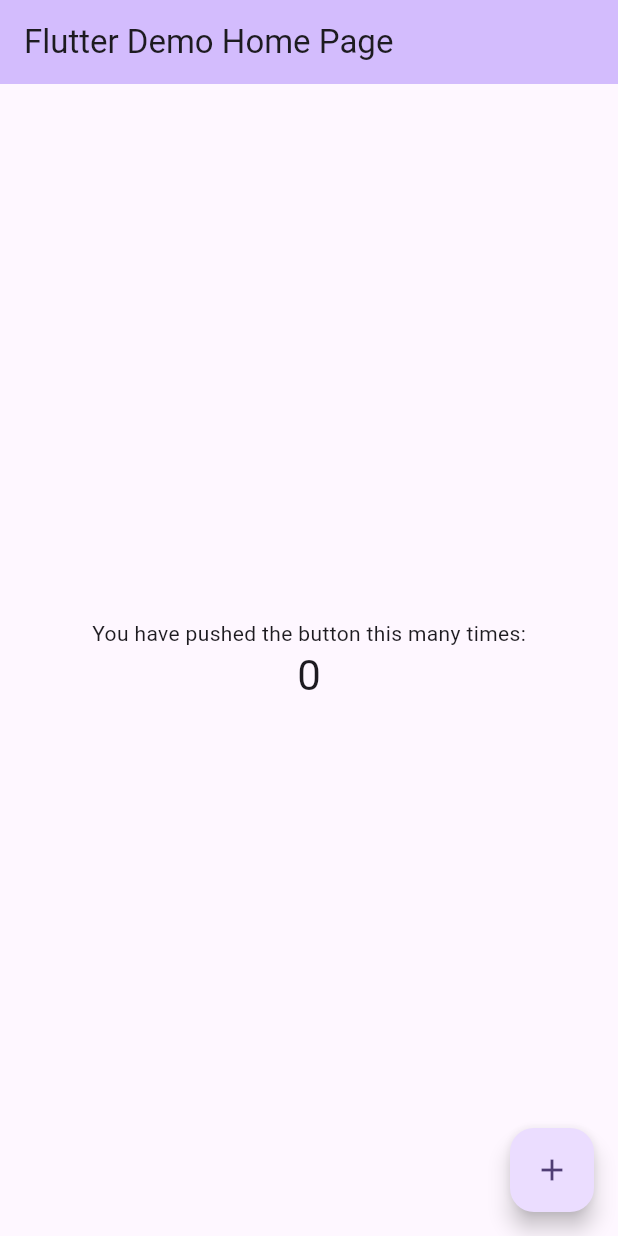
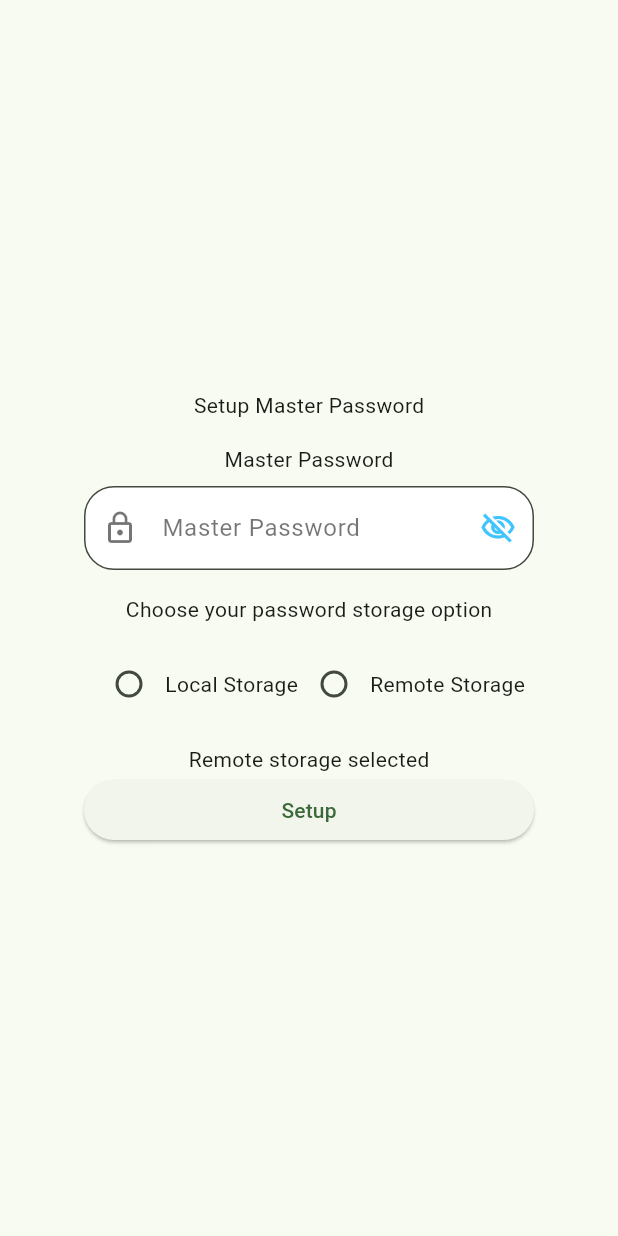
Before and after one commit to AGBellerive/PasswordManager, a Flutter app: the screen it shows after launch, on a phone screen of 412 x 824 dp. Run offline on Flutter 3.47's test engine with Material 3 defaults, Android fonts, the phone set to English and light mode, and no system bars; our stand-ins replace shared_preferences.

Commit message:
Working on the flutter app. Mocking up main landing page and set up page with ui and logic

```diff
--- a/password_manager/lib/main.dart
+++ b/password_manager/lib/main.dart
@@ -1,4 +1,8 @@
 import 'package:flutter/material.dart';
+import '../widgets/user_input_box.dart';
+import '../widgets/pop_up_snack_bar.dart';
+import '../utils/sharedpref.dart';
+import './setup.dart';
 
 void main() {
   runApp(const MyApp());
@@ -11,26 +15,11 @@ class MyApp extends StatelessWidget {
   @override
   Widget build(BuildContext context) {
     return MaterialApp(
-      title: 'Flutter Demo',
+      title: 'Password Manager',
       theme: ThemeData(
-        // This is the theme of your application.
-        //
-        // TRY THIS: Try running your application with "flutter run". You'll see
-        // the application has a purple toolbar. Then, without quitting the app,
-        // try changing the seedColor in the colorScheme below to Colors.green
-        // and then invoke "hot reload" (save your changes or press the "hot
-        // reload" button in a Flutter-supported IDE, or press "r" if you used
-        // the command line to start the app).
-        //
-        // Notice that the counter didn't reset back to zero; the application
-        // state is not lost during the reload. To reset the state, use hot
-        // restart instead.
-        //
-        // This works for code too, not just values: Most code changes can be
-        // tested with just a hot reload.
-        colorScheme: .fromSeed(seedColor: Colors.deepPurple),
+        colorScheme: .fromSeed(seedColor: Colors.green),
       ),
-      home: const MyHomePage(title: 'Flutter Demo Home Page'),
+      home: const MyHomePage(title: 'Home Page'),
     );
   }
 }
@@ -55,16 +44,34 @@ class MyHomePage extends StatefulWidget {
 
 class _MyHomePageState extends State<MyHomePage> {
   int _counter = 0;
+  final TextEditingController _passwordController = TextEditingController();
 
-  void _incrementCounter() {
-    setState(() {
-      // This call to setState tells the Flutter framework that something has
-      // changed in this State, which causes it to rerun the build method below
-      // so that the display can reflect the updated values. If we changed
-      // _counter without calling setState(), then the build method would not be
-      // called again, and so nothing would appear to happen.
-      _counter++;
+  @override
+  void initState() {
+    super.initState();
+
+    SharedPreferencesUtil.containsKey('masterHash').then((value) {
+      if (value) {
+        _passwordController.text = "";
+      }
+      else{
+        PopUpSnackBar.show(context, 'No master password set. Redirecting to setup...');
+        Navigator.push(context, MaterialPageRoute(builder: (context) => SetupPage()));
+      }
     });
+
+  }
+
+  void _infoPressed() {
+    PopUpSnackBar.show(context, 'Password Hint:\nInfo pressed');
+  }
+
+  void _unlockPressed(){
+    //read shared prefrence for the masterHash
+    //compare the _passwordController.text with the masterHash
+    //if match, navigate to home page
+    //if not match, show error message
+    PopUpSnackBar.show(context, 'Unlock pressed' + _passwordController.text);
   }
 
   @override
@@ -75,47 +82,41 @@ class _MyHomePageState extends State<MyHomePage> {
     // The Flutter framework has been optimized to make rerunning build methods
     // fast, so that you can just rebuild anything that needs updating rather
     // than having to individually change instances of widgets.
+
     return Scaffold(
-      appBar: AppBar(
-        // TRY THIS: Try changing the color here to a specific color (to
-        // Colors.amber, perhaps?) and trigger a hot reload to see the AppBar
-        // change color while the other colors stay the same.
-        backgroundColor: Theme.of(context).colorScheme.inversePrimary,
-        // Here we take the value from the MyHomePage object that was created by
-        // the App.build method, and use it to set our appbar title.
-        title: Text(widget.title),
-      ),
       body: Center(
-        // Center is a layout widget. It takes a single child and positions it
-        // in the middle of the parent.
         child: Column(
-          // Column is also a layout widget. It takes a list of children and
-          // arranges them vertically. By default, it sizes itself to fit its
-          // children horizontally, and tries to be as tall as its parent.
-          //
-          // Column has various properties to control how it sizes itself and
-          // how it positions its children. Here we use mainAxisAlignment to
-          // center the children vertically; the main axis here is the vertical
-          // axis because Columns are vertical (the cross axis would be
-          // horizontal).
-          //
-          // TRY THIS: Invoke "debug painting" (choose the "Toggle Debug Paint"
-          // action in the IDE, or press "p" in the console), to see the
-          // wireframe for each widget.
+          // Invoke "debug painting" -> press "p" in the console to see the  wireframe for each widget.
           mainAxisAlignment: .center,
           children: [
-            const Text('You have pushed the button this many times:'),
-            Text(
-              '$_counter',
-              style: Theme.of(context).textTheme.headlineMedium,
+            const Text('Vault Locked'),
+            const Text('Enter your master password to unlock'),
+            SizedBox(height: 16),
+            SizedBox(
+              width: 300,
+              child: UserInputBox(
+                hintText: 'Master Password',
+                controller: _passwordController,
+                isPassword: true,
+                icon: Icons.lock_outline,
+                keyboardType: TextInputType.text,
+              )
+            ),
+            SizedBox(height: 16),
+            SizedBox(
+              width: 300,
+              child: ElevatedButton(
+                onPressed: _unlockPressed,
+                child: Text('Unlock'),
+              ),
             ),
           ],
         ),
       ),
       floatingActionButton: FloatingActionButton(
-        onPressed: _incrementCounter,
-        tooltip: 'Increment',
-        child: const Icon(Icons.add),
+        onPressed: _infoPressed,
+        tooltip: 'Info',
+        child: const Icon(Icons.info_outline),
       ),
     );
   }
--- /dev/null
+++ b/password_manager/lib/setup.dart
@@ -0,0 +1,111 @@
+import 'package:flutter/material.dart';
+import '../widgets/user_input_box.dart';
+import '../widgets/pop_up_snack_bar.dart';
+import '../utils/sharedpref.dart';
+
+class SetupPage extends StatefulWidget {
+  const SetupPage({super.key});
+
+  @override
+  State<SetupPage> createState() => _SetupPageState();
+}
+
+class _SetupPageState extends State<SetupPage> {
+
+  final TextEditingController _masterPasswordController = TextEditingController();
+  int? _storageOption;
+  bool localSelected = false;
+
+  bool _enableSetUpButton(){
+    return _masterPasswordController.text.isNotEmpty && _storageOption != null;
+  }
+
+  void _setupPressed() {
+    PopUpSnackBar.show(context, 'Setup pressed' + _masterPasswordController.text);
+  }
+
+  void _storageOptionPressed(int? value){
+    _storageOption = value;
+    localSelected = (_storageOption == 1);
+  }
+
+  _localStorageOptions(){
+    return Text("Local storage selected");
+    //Browse file system to find the password file
+    // attempt to parse the file based on the password file format
+    //if successful, store hash in shared pref and navigate
+    //if failed, show error
+  }
+
+    _remoteStorageOptions(){
+    return Text("Remote storage selected");
+    //Ask user for a url
+    // ping url
+    // Attempt to parse the file at the url
+    //if successful, store hash password in shared pref and navigate
+    //if failed, show error
+  }
+
+
+
+  @override
+  Widget build(BuildContext context) {
+    return Scaffold(
+      body: Center(
+        child: Column(
+          mainAxisAlignment: .center,
+          children: [
+            Text('Setup Master Password'),
+            SizedBox(height: 16),
+            Text('Master Password'),
+            SizedBox(height: 8),
+            SizedBox(
+                width: 300,
+                child: UserInputBox(
+                  hintText: 'Master Password',
+                  controller: _masterPasswordController,
+                  isPassword: true,
+              icon: Icons.lock_outline,
+              keyboardType: TextInputType.text,
+            ),
+            ),
+            SizedBox(height: 16),
+            Text("Choose your password storage option"),
+            SizedBox(height: 16),
+            SizedBox(
+                width: 300,
+                child: Row(
+                  mainAxisAlignment: .center,
+              children: [
+                Radio(value: 1, groupValue: _storageOption, onChanged: (value) {
+                  setState(() {
+                    _storageOptionPressed(value);
+                  });
+                }),
+                Text('Local Storage'),
+                Radio(value: 2, groupValue: _storageOption, onChanged: (value) {
+                  setState(() {
+                    _storageOptionPressed(value);
+                  });
+                }),
+                Text('Remote Storage'),
+              ],
+            ),
+            ),
+            SizedBox(height: 16),
+            localSelected ? _localStorageOptions() : _remoteStorageOptions(),
+
+            SizedBox(
+              width: 300,
+              child: ElevatedButton(
+                onPressed: _enableSetUpButton() ? _setupPressed : () => {PopUpSnackBar.show(context, "All Fields Must be entered")},
+                child: Text('Setup'),
+
+              ),
+            ),
+          ],
+        ),
+      ),
+    );
+  }
+}
--- /dev/null
+++ b/password_manager/lib/widgets/pop_up_snack_bar.dart
@@ -0,0 +1,18 @@
+import 'package:flutter/material.dart';
+
+class PopUpSnackBar {
+  static void show(BuildContext context, String message) {
+    ScaffoldMessenger.of(context).showSnackBar(
+      SnackBar(
+        content: Text(message, textAlign: TextAlign.center),
+        behavior: SnackBarBehavior.floating,
+        shape: RoundedRectangleBorder(
+          borderRadius: BorderRadius.circular(20),
+        ),
+        backgroundColor: Colors.lightBlueAccent,
+        duration: const Duration(seconds: 2),
+        width: 250,
+      ),
+    );
+  }
+}
--- /dev/null
+++ b/password_manager/lib/widgets/user_input_box.dart
@@ -0,0 +1,69 @@
+import 'package:flutter/material.dart';
+
+class UserInputBox extends StatefulWidget {
+  const UserInputBox({
+    super.key,
+    required this.hintText,
+    this.isPassword = false,
+    required this.controller,
+    this.icon,
+    this.keyboardType,
+  });
+
+  final String hintText;
+  final bool isPassword;
+  final TextEditingController controller;
+  final IconData? icon;
+  final TextInputType? keyboardType;
+
+
+  @override
+  State<UserInputBox> createState() => _UserInputBoxState();
+}
+
+class _UserInputBoxState extends State<UserInputBox> {
+  bool isPasswordVisible = false;
+  final double cornerRadius = 20.00;
+
+  @override
+  Widget build(BuildContext context) {
+    return TextFormField(
+      controller: widget.controller,
+      obscureText: widget.isPassword && !isPasswordVisible,
+      keyboardType: widget.keyboardType,
+      decoration: InputDecoration(
+        border: OutlineInputBorder(
+          borderRadius: BorderRadius.circular(cornerRadius),
+        ),
+        focusedBorder: OutlineInputBorder(
+          borderRadius: BorderRadius.circular(cornerRadius),
+          borderSide: BorderSide(color: Colors.lightBlue, width: 2.0),
+        ),
+        filled: true,
+        fillColor: Colors.white,
+        hintText: widget.hintText,
+        hintStyle: TextStyle(color: Colors.black54),
+
+        prefixIcon: widget.isPassword
+            ? const Icon(Icons.lock_outline, color: Colors.black54)
+            : Icon(widget.icon, color: Colors.black54),
+
+        suffixIcon: widget.isPassword
+            ? IconButton(
+                onPressed: () {
+                  setState(() {
+                    isPasswordVisible = !isPasswordVisible;
+                  });
+                },
+                icon: Icon(
+                  isPasswordVisible
+                      ? Icons.visibility
+                      : Icons.visibility_off_outlined,
+                  color: Colors.lightBlueAccent,
+                ),
+              )
+            : null,
+      ),
+    );
+  }
+}
--- a/password_manager/pubspec.yaml
+++ b/password_manager/pubspec.yaml
@@ -34,6 +34,7 @@ dependencies:
   # The following adds the Cupertino Icons font to your application.
   # Use with the CupertinoIcons class for iOS style icons.
   cupertino_icons: ^1.0.8
+  shared_preferences: 2.5.5
 
 dev_dependencies:
   flutter_test:
```
Also changed, not shown: password_manager/lib/utils/sharedpref.dart (added, +18 -0 lines), password_manager/pubspec.lock, 1 other file.
